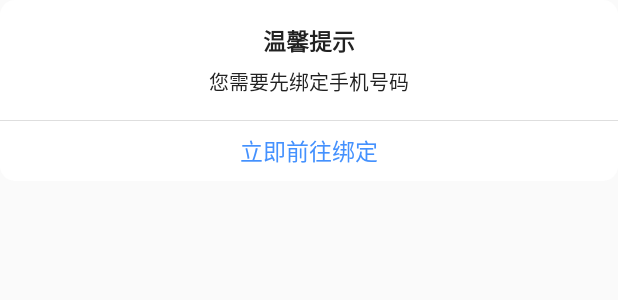
After one commit to wangzhikk/caipiao, an Android app: the layout dialog_ios_tishi.xml on its own in the app's theme, with its tools: preview values and no code run, on a phone screen of 412 x 824 dp. The commit adds this screen. Shown: the top 300 px of the screen. Run offline under Robolectric (Android 15) with nearby library versions, the phone set to English and light mode, and no system bars.

Commit message:
未绑定手机号，去掉“立即绑定”，提示信息改为：您需要先绑定手机号码，立即前往绑定>>

```diff
--- /dev/null
+++ b/app/src/main/res/drawable/drawable_yuanjiao_baise_da.xml
@@ -0,0 +1,5 @@
+<?xml version="1.0" encoding="utf-8"?>
+<shape xmlns:android="http://schemas.android.com/apk/res/android" >
+    <corners android:radius="10dp"/>
+    <solid android:color="#ffffff"/>
+</shape>
--- /dev/null
+++ b/app/src/main/res/layout/dialog_ios_tishi.xml
@@ -0,0 +1,22 @@
+<?xml version="1.0" encoding="utf-8"?>
+<RelativeLayout xmlns:android="http://schemas.android.com/apk/res/android"
+    xmlns:app="http://schemas.android.com/apk/res-auto"
+    xmlns:tools="http://schemas.android.com/tools" android:orientation="vertical"
+    android:layout_width="match_parent"
+    android:layout_height="match_parent"   >
+
+
+    <LinearLayout
+        android:background="@drawable/drawable_yuanjiao_baise_da"
+        android:gravity="center_horizontal"
+        android:layout_width="match_parent"
+        android:layout_height="wrap_content" android:orientation="vertical">
+        <utils.wzutils.ui.textview.BoldTextView android:id="@+id/tv_ios_dialog_title" style="@style/textview_large"  android:text="温馨提示" android:layout_marginTop="15dp" android:layout_marginBottom="5dp"/>
+        <TextView style="@style/textview" android:textSize="13dp"  android:id="@+id/tv_ios_dialog_message"  android:text="您需要先绑定手机号码" android:layout_marginBottom="15dp" />
+        <View style="@style/line_h"></View>
+        <TextView style="@style/textview_large" android:id="@+id/tv_ios_dialog_queding" android:text="立即前往绑定"   android:textColor="@color/tv_lanse_name" android:gravity="center" android:layout_height="40dp" />
+   </LinearLayout>
+
+
+
+</RelativeLayout>
```
Also changed, not shown: app/src/main/java/com/cp/wode/shezhi/mima/XiuGaiZiJinMimaFragment.java (+12 -3 lines), app/src/main/java/utils/tjyutils/ui/DialogToolTem.java (added, +23 -0 lines).
